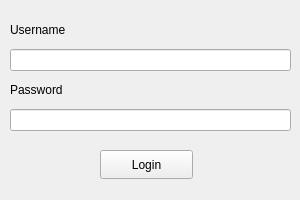
Old version of the form login_window.ui in the repository Yuting-H/LiteStay.
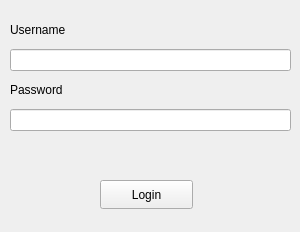
New version of the form.

What changed in the file:
```diff
--- a/login_window.ui
+++ b/login_window.ui
@@ -7,7 +7,7 @@
     <x>0</x>
     <y>0</y>
     <width>300</width>
-    <height>200</height>
+    <height>232</height>
    </rect>
   </property>
   <property name="windowTitle">
@@ -53,7 +53,7 @@
     <property name="geometry">
      <rect>
       <x>100</x>
-      <y>150</y>
+      <y>180</y>
       <width>93</width>
       <height>29</height>
      </rect>
@@ -62,6 +62,19 @@
      <string>Login</string>
     </property>
    </widget>
+   <widget class="QLabel" name="error_lbl">
+    <property name="geometry">
+     <rect>
+      <x>10</x>
+      <y>140</y>
+      <width>281</width>
+      <height>31</height>
+     </rect>
+    </property>
+    <property name="text">
+     <string/>
+    </property>
+   </widget>
   </widget>
  </widget>
  <resources/>
```
